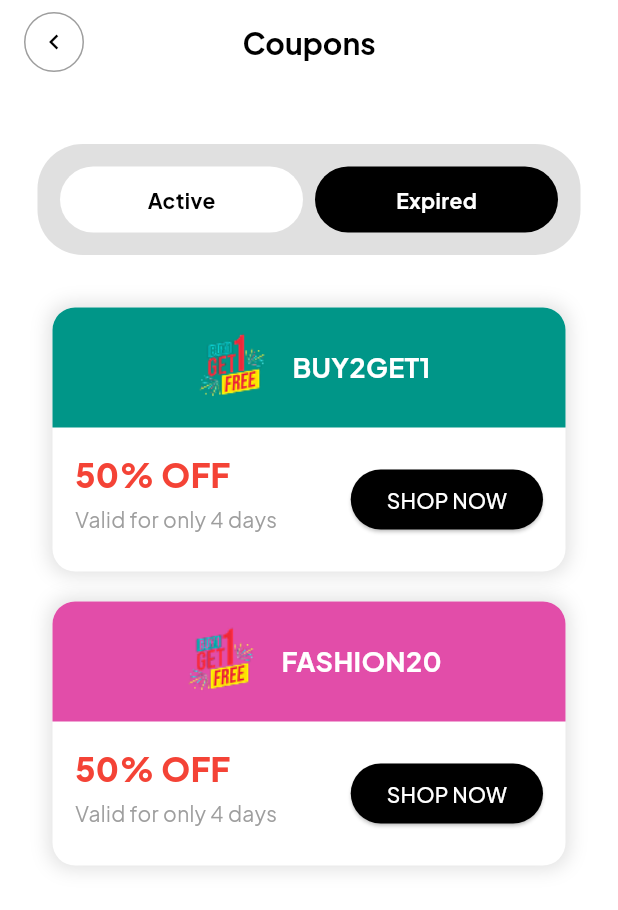
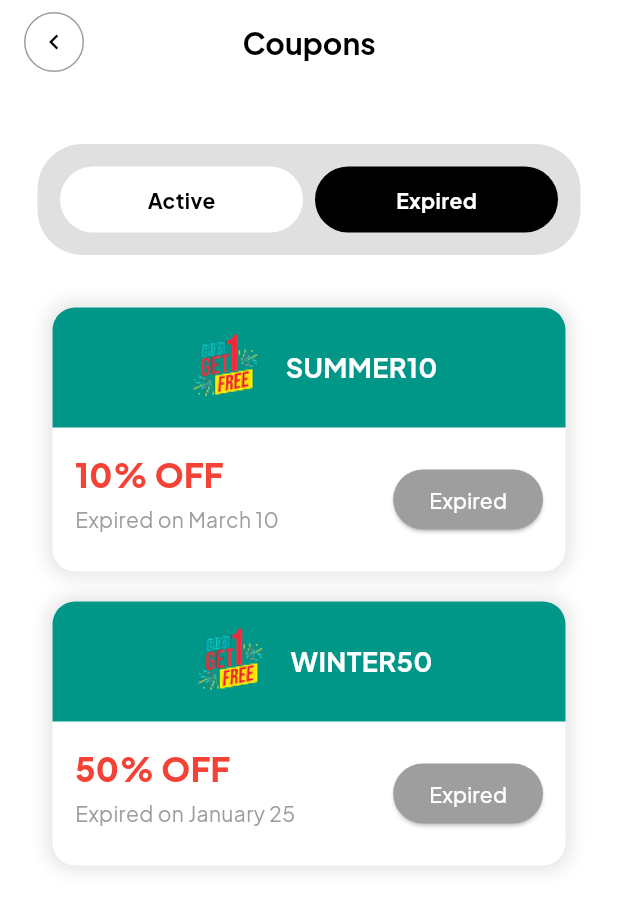
Before and after one commit to hr1india/mishra_ji, a Flutter app: the Coupons screen opened directly, after a tap on "Expired", on a phone screen of 412 x 824 dp. Shown: the top 910 px of the screen. Run offline on Flutter 3.47's test engine with Material 3 defaults, Android fonts, the phone set to English and light mode, and no system bars; our stand-ins replace image_picker.

```diff
--- a/lib/presentation/screens/coupons.dart
+++ b/lib/presentation/screens/coupons.dart
@@ -1,5 +1,6 @@
 import 'package:flutter/material.dart';
-import 'package:mishra_ji/presentation/widgets/profile-widgets/coupon_card.dart';
+import 'package:mishra_ji/presentation/widgets/profile-widgets/coupon_card_active.dart';
+import 'package:mishra_ji/presentation/widgets/profile-widgets/coupon_card_expired.dart'; // Import expired card widget
 import 'package:mishra_ji/presentation/widgets/profile-widgets/prev_btn.dart';
 
 class Coupons extends StatefulWidget {
@@ -45,7 +46,7 @@ class _CouponsState extends State<Coupons> {
               child: Row(
                 children: [
                   _buildToggleButton("Active", true),
-                  SizedBox(width: 8,),
+                  SizedBox(width: 8),
                   _buildToggleButton("Expired", false),
                 ],
               ),
@@ -53,22 +54,38 @@ class _CouponsState extends State<Coupons> {
             Container(
               margin: EdgeInsets.all(25),
               child: Column(
-                children: [
-                  CouponCard(img: "assets/images/coupon.png",
+                children: isActive
+                    ? [ // Show active coupons
+                        CouponCardActive(
+                          img: "assets/images/coupon.png",
                           couponName: "BUY2GET1",
                           discount: "50% OFF",
-                  validity: "Valid for only 4 days"
+                          validity: "Valid for only 4 days",
                         ),
-
-                  CouponCard(img: "assets/images/coupon.png",
+                        CouponCardActive(
+                          img: "assets/images/coupon.png",
                           couponName: "FASHION20",
                           discount: "50% OFF",
                           validity: "Valid for only 4 days",
                           topColor: Color(0xFFE24DA9),
                         ),
+                      ]
+                    : [ // Show expired coupons
+                        CouponCardExpired(
+                          img: "assets/images/coupon.png",
+                          couponName: "SUMMER10",
+                          discount: "10% OFF",
+                          validity: "Expired on March 10",
+                        ),
+                        CouponCardExpired(
+                          img: "assets/images/coupon.png",
+                          couponName: "WINTER50",
+                          discount: "50% OFF",
+                          validity: "Expired on January 25",
+                        ),
                       ],
               ),
-            )
+            ),
           ],
         ),
       ),
--- /dev/null
+++ b/lib/presentation/widgets/profile-widgets/coupon_card_active.dart
@@ -0,0 +1,115 @@
+import 'package:flutter/material.dart';
+
+class CouponCardActive extends StatelessWidget {
+  final String img;
+  final String couponName;
+  final String discount;
+  final String validity;
+  final Color topColor;
+
+  const CouponCardActive({
+    Key? key,
+    required this.img,
+    required this.couponName,
+    required this.discount,
+    required this.validity,
+    this.topColor = Colors.teal,
+  }) : super(key: key);
+
+  @override
+  Widget build(BuildContext context) {
+    return Container(
+      margin: EdgeInsets.all(10),
+      decoration: BoxDecoration(
+        color: Colors.white,
+        borderRadius: BorderRadius.circular(15),
+        boxShadow: [
+          BoxShadow(
+            color: Colors.black12,
+            blurRadius: 10,
+            spreadRadius: 2,
+          ),
+        ],
+      ),
+      child: Column(
+        crossAxisAlignment: CrossAxisAlignment.start,
+        children: [
+          Container(
+            padding: EdgeInsets.all(10),
+            decoration: BoxDecoration(
+              color: topColor,
+              borderRadius: BorderRadius.only(
+                topLeft: Radius.circular(15),
+                topRight: Radius.circular(15),
+              ),
+            ),
+            child: Row(
+              mainAxisAlignment: MainAxisAlignment.center,
+              children: [
+                Image.asset(
+                  img,
+                  height: 60,
+                  width: 60,
+                  fit: BoxFit.cover,
+                ),
+                SizedBox(width: 10,),
+                Text(
+                  couponName,
+                  style: TextStyle(
+                    fontSize: 18,
+                    fontWeight: FontWeight.bold,
+                    color: Colors.white,
+                  ),
+                ),
+              ],
+            ),
+          ),
+          Padding(
+            padding: EdgeInsets.all(15),
+            child: Row(
+              children: [
+                Column(
+                  crossAxisAlignment: CrossAxisAlignment.start,
+                  children: [
+                    Text(
+                      discount,
+                      style: TextStyle(
+                        fontSize: 22,
+                        fontWeight: FontWeight.w900,
+                        color: Colors.red,
+                      ),
+                    ),
+                    SizedBox(height: 5),
+                    Text(
+                      validity,
+                      style: TextStyle(
+                        fontSize: 14,
+                        color: Colors.grey,
+                      ),
+                    ),
+                    SizedBox(height: 10),
+
+                  ],
+                ),
+                Spacer(),
+                ElevatedButton(
+                      style: ElevatedButton.styleFrom(
+                        backgroundColor: Colors.black,
+                        shape: RoundedRectangleBorder(
+                          borderRadius: BorderRadius.circular(20),
+                        ),
+                      ),
+                      onPressed: () {},
+                      child: Text(
+                        "SHOP NOW",
+                        style: TextStyle(color: Colors.white),
+                      ),
+                    ),
+              ],
+            ),
+          ),
+        ],
+      ),
+    );
+  }
+}
--- a/lib/presentation/widgets/profile-widgets/coupon_card.dart
+++ b/lib/presentation/widgets/profile-widgets/coupon_card_expired.dart
@@ -1,13 +1,13 @@
 import 'package:flutter/material.dart';
 
-class CouponCard extends StatelessWidget {
+class CouponCardExpired extends StatelessWidget {
   final String img;
   final String couponName;
   final String discount;
   final String validity;
   final Color topColor;
 
-  const CouponCard({
+  const CouponCardExpired({
     Key? key,
     required this.img,
     required this.couponName,
@@ -94,14 +94,14 @@ class CouponCard extends StatelessWidget {
                 Spacer(),
                 ElevatedButton(
                       style: ElevatedButton.styleFrom(
-                        backgroundColor: Colors.black,
+                        backgroundColor: Colors.grey,
                         shape: RoundedRectangleBorder(
                           borderRadius: BorderRadius.circular(20),
                         ),
                       ),
                       onPressed: () {},
                       child: Text(
-                        "SHOP NOW",
+                        "Expired",
                         style: TextStyle(color: Colors.white),
                       ),
                     ),
```
Also changed, not shown: lib/presentation/screens/order_details_screen.dart (added, +137 -0 lines), lib/presentation/screens/orders.dart (added, +65 -0 lines), lib/presentation/screens/profile.dart (+7 -1 lines), lib/presentation/widgets/profile-widgets/past_orders_widget.dart (added, +89 -0 lines), assets/images/avocado.png (added), assets/images/cauliflower.png (added), assets/images/mango.png (added), pubspec.lock, 130 other files. Lines whose indentation alone changed are shown as unchanged.
